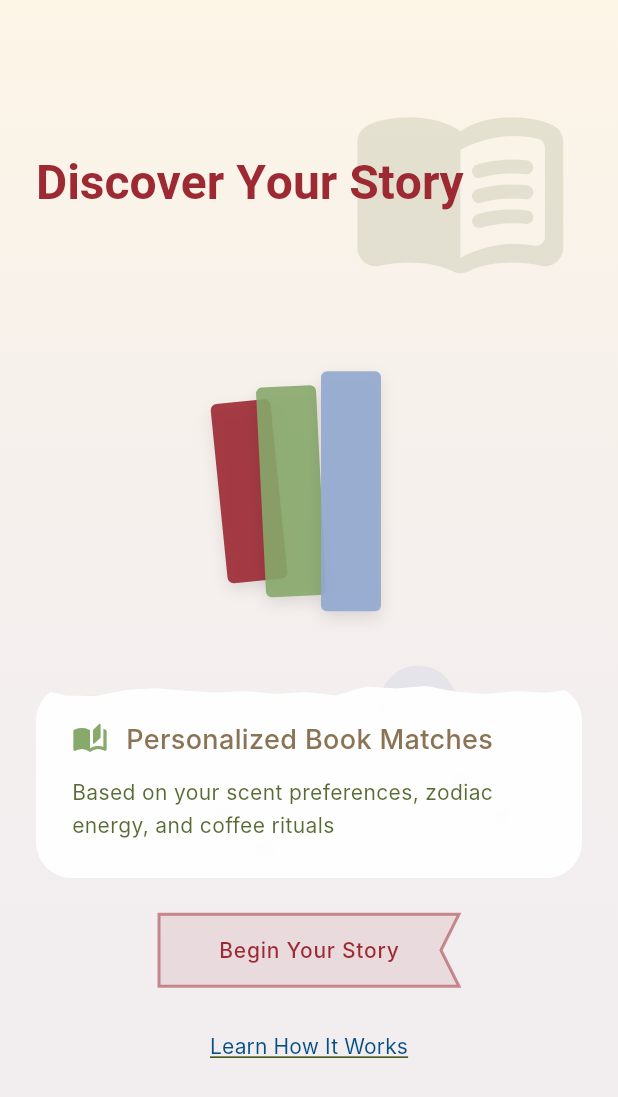
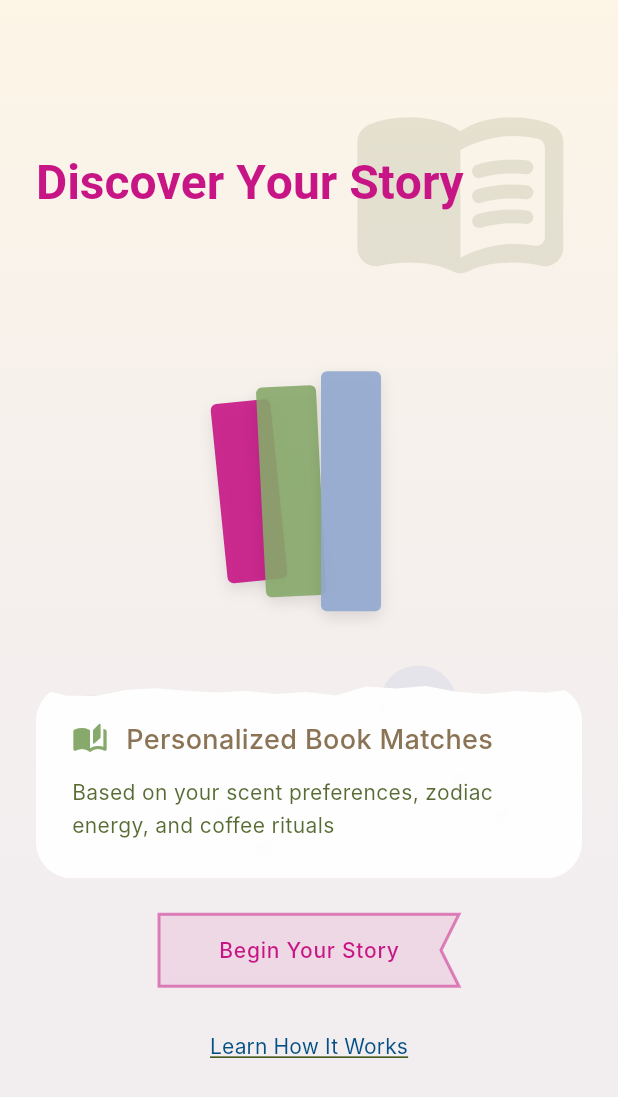
Before and after one commit to cloudy-soul/book-generator, a Flutter app: the screen it shows after launch, on a phone screen of 412 x 824 dp. Shown: the top 1097 px of the screen. Run offline on Flutter 3.47's test engine with Material 3 defaults, Android fonts, the phone set to English and light mode, and no system bars; Roboto replaces fonts that are missing (CormorantGaramond, Inter).

Commit message:
Update app_colors.dart

```diff
--- a/frontend/lib/theme/app_colors.dart
+++ b/frontend/lib/theme/app_colors.dart
@@ -10,7 +10,8 @@ class AppColors {
   static const Color deepMoss = Color(0xFF2E4600);       // Important text
 
   // Deep Reds (Passion & Focus)
-  static const Color bibliophileRed = Color(0xFF9D2933); // Primary CTAs
+  //0xFF9D2933
+  static const Color bibliophileRed = Color(0xFFC71585); // Primary CTAs
   static const Color berryAccent = Color(0xFFC71585);    // Hover states
 
   // Gentle Blues (Clarity & Trust)
```
